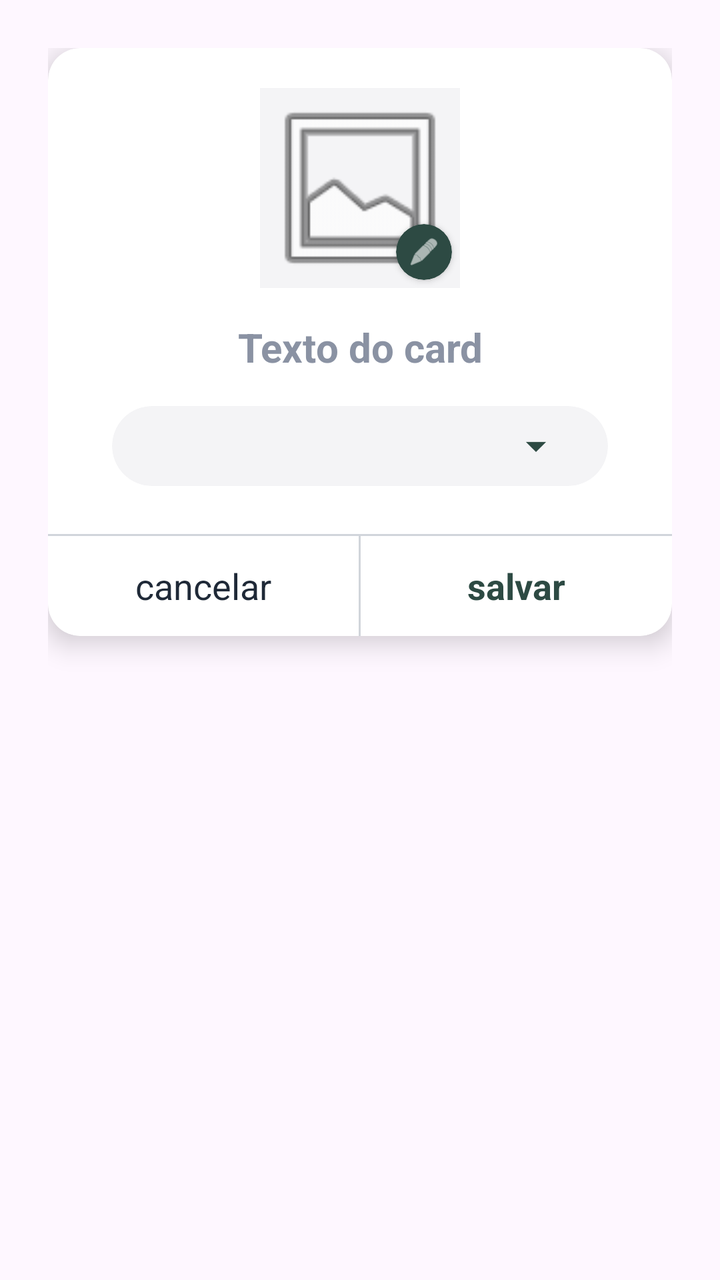
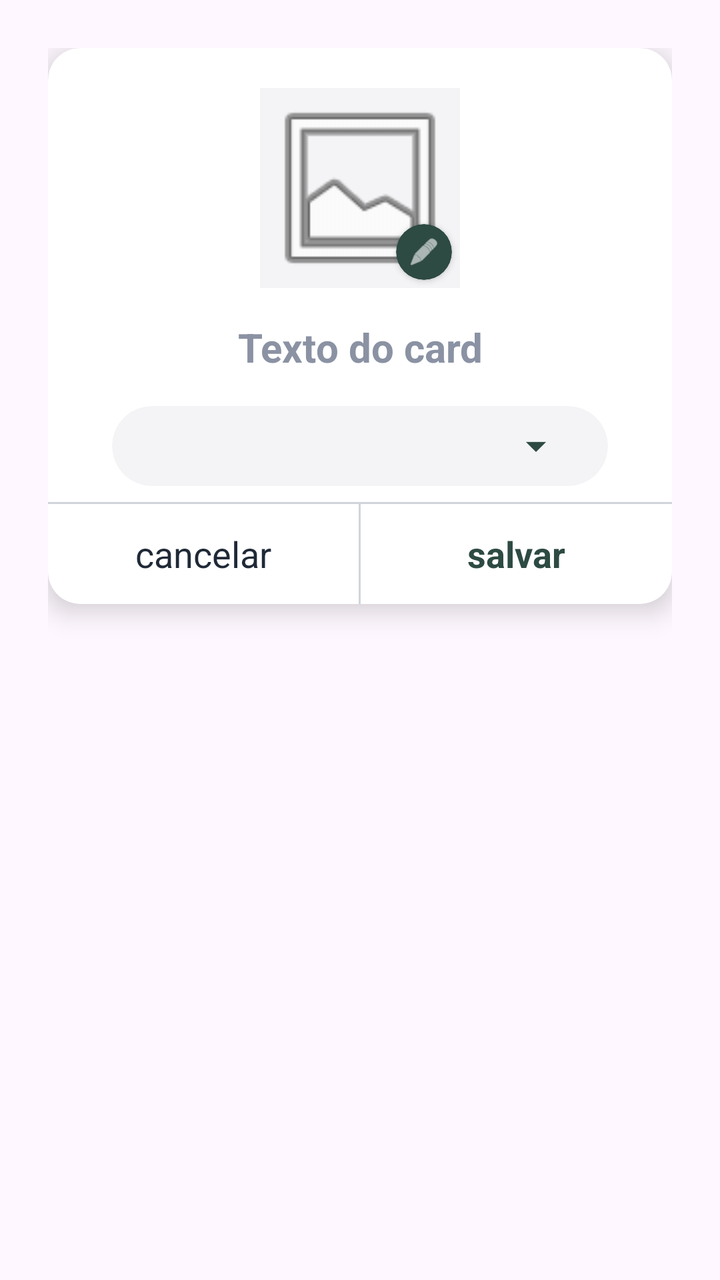

Screens rendered from an Android XML layout before and after an edit, with the pre-edit source and the edit as a unified diff.
<!-- AndroidManifest.xml: application theme Theme.Falla -->
<!-- res/layout/dialog_criar_card.xml -->
<?xml version="1.0" encoding="utf-8"?>
<LinearLayout xmlns:android="http://schemas.android.com/apk/res/android"
    xmlns:app="http://schemas.android.com/apk/res-auto"
    android:layout_width="match_parent"
    android:layout_height="wrap_content"
    android:background="@android:color/transparent"
    android:orientation="vertical"
    android:padding="24dp">

    <androidx.cardview.widget.CardView
        android:layout_width="match_parent"
        android:layout_height="wrap_content"
        app:cardBackgroundColor="@color/fundo_card_padrao"
        app:cardCornerRadius="16dp"
        app:cardElevation="8dp">

        <LinearLayout
            android:layout_width="match_parent"
            android:layout_height="wrap_content"
            android:orientation="vertical"
            android:paddingTop="20dp">

            <FrameLayout
                android:id="@+id/container_imagem_novo"
                android:layout_width="100dp"
                android:layout_height="100dp"
                android:layout_gravity="center_horizontal"
                android:layout_marginBottom="16dp">

                <ImageView
                    android:id="@+id/img_preview_novo"
                    android:layout_width="match_parent"
                    android:layout_height="match_parent"
                    android:background="@color/background_principal"
                    android:scaleType="centerCrop"
                    android:src="@android:drawable/ic_menu_gallery" />

                <androidx.cardview.widget.CardView
                    android:layout_width="28dp"
                    android:layout_height="28dp"
                    android:layout_gravity="bottom|end"
                    android:layout_margin="4dp"
                    app:cardBackgroundColor="@color/verde_fosco_header"
                    app:cardCornerRadius="14dp"
                    app:cardElevation="2dp">

                    <ImageView
                        android:layout_width="16dp"
                        android:layout_height="16dp"
                        android:layout_gravity="center"
                        android:src="@android:drawable/ic_menu_edit"
                        app:tint="@color/texto_header" />
                </androidx.cardview.widget.CardView>
            </FrameLayout>

            <EditText
                android:id="@+id/edit_texto_novo"
                android:layout_width="match_parent"
                android:layout_height="wrap_content"
                android:layout_marginHorizontal="24dp"
                android:layout_marginBottom="16dp"
                android:background="@null"
                android:gravity="center"
                android:hint="Texto do card"
                android:textColor="@color/texto_principal"
                android:textColorHint="#8A92A3"
                android:textSize="20sp"
                android:textStyle="bold" />

            <androidx.cardview.widget.CardView
                android:layout_width="match_parent"
                android:layout_height="40dp"
                android:layout_marginHorizontal="32dp"
                android:layout_marginBottom="24dp"
                app:cardBackgroundColor="@color/background_principal"
                app:cardCornerRadius="20dp"
                app:cardElevation="0dp">

                <Spinner
                    android:id="@+id/spinner_categoria_novo"
                    android:layout_width="match_parent"
                    android:layout_height="match_parent"
                    android:layout_marginHorizontal="12dp"
                    android:backgroundTint="@color/verde_fosco_header" />
            </androidx.cardview.widget.CardView>

            <View
                android:layout_width="match_parent"
                android:layout_height="1dp"
                android:background="@color/borda_sutil" />

            <LinearLayout
                android:layout_width="match_parent"
                android:layout_height="50dp"
                android:orientation="horizontal">

                <TextView
                    android:id="@+id/btn_cancelar_novo"
                    android:layout_width="0dp"
                    android:layout_height="match_parent"
                    android:layout_weight="1"
                    android:gravity="center"
                    android:text="cancelar"
                    android:textColor="@color/texto_principal"
                    android:textSize="18sp"
                    android:clickable="true"
                    android:focusable="true"
                    android:background="?attr/selectableItemBackground"/>

                <View
                    android:layout_width="1dp"
                    android:layout_height="match_parent"
                    android:background="@color/borda_sutil" />

                <TextView
                    android:id="@+id/btn_salvar_novo"
                    android:layout_width="0dp"
                    android:layout_height="match_parent"
                    android:layout_weight="1"
                    android:gravity="center"
                    android:text="salvar"
                    android:textColor="@color/verde_fosco_header"
                    android:textStyle="bold"
                    android:textSize="18sp"
                    android:clickable="true"
                    android:focusable="true"
                    android:background="?attr/selectableItemBackground"/>
            </LinearLayout>
        </LinearLayout>
    </androidx.cardview.widget.CardView>
</LinearLayout>
<!-- resources referenced by this layout -->
<resources>
  <color name="background_principal">#F4F4F6</color>
  <color name="borda_sutil">#D1D5DB</color>
  <color name="fundo_card_padrao">#FFFFFF</color>
  <color name="texto_header">#FFFFFF</color>
  <color name="texto_principal">#1F2937</color>
  <color name="verde_fosco_header">#2D4A43</color>
  <style name="Theme.Falla" parent="Base.Theme.Falla" />
  <style name="Base.Theme.Falla" parent="Theme.Material3.DayNight.NoActionBar">
          
          
      </style>
</resources>

<!-- the commit's change to res/layout/dialog_criar_card.xml (unified diff, before → after) -->
@@ -71,13 +71,33 @@
                 android:layout_width="match_parent"
                 android:layout_height="40dp"
                 android:layout_marginHorizontal="32dp"
-                android:layout_marginBottom="24dp"
+                android:layout_marginBottom="8dp"
                 app:cardBackgroundColor="@color/background_principal"
                 app:cardCornerRadius="20dp"
                 app:cardElevation="0dp">
 
                 <Spinner
                     android:id="@+id/spinner_categoria_novo"
+                    android:layout_width="match_parent"
+                    android:layout_height="match_parent"
+                    android:layout_marginHorizontal="12dp"
+                    android:backgroundTint="@color/verde_fosco_header" />
+            </androidx.cardview.widget.CardView>
+
+            
+            <androidx.cardview.widget.CardView
+                android:id="@+id/container_spinner_sub"
+                android:layout_width="match_parent"
+                android:layout_height="40dp"
+                android:layout_marginHorizontal="32dp"
+                android:layout_marginBottom="24dp"
+                android:visibility="gone"
+                app:cardBackgroundColor="@color/background_principal"
+                app:cardCornerRadius="20dp"
+                app:cardElevation="0dp">
+
+                <Spinner
+                    android:id="@+id/spinner_subcategoria_novo"
                     android:layout_width="match_parent"
                     android:layout_height="match_parent"
                     android:layout_marginHorizontal="12dp"
